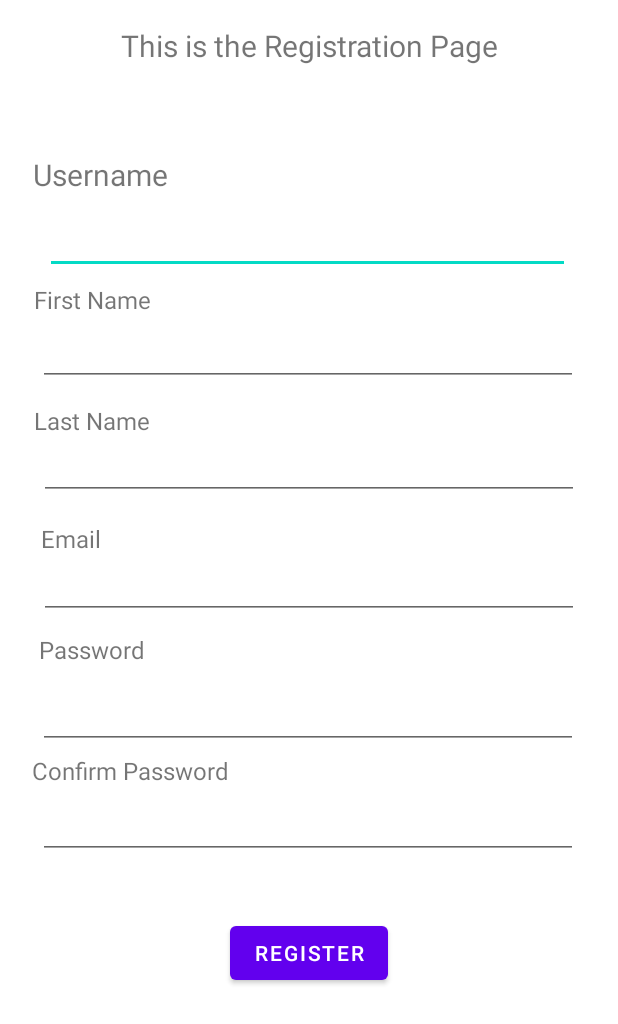
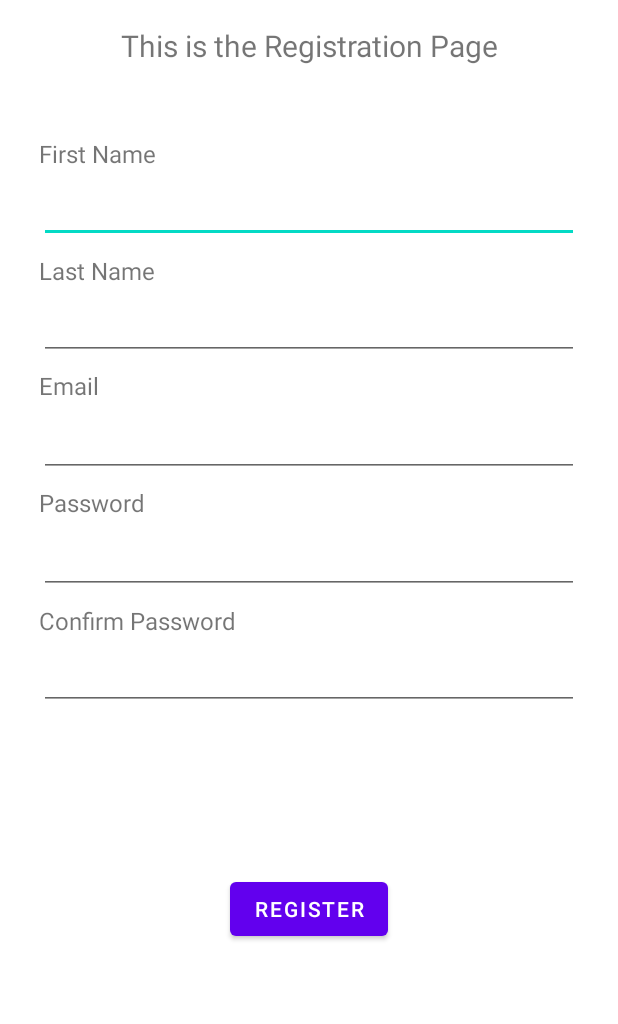
Before and after one commit to majedyousef/3130_proj, an Android app: the fragment RegFragment shown on its own in the app's theme, on a phone screen of 412 x 824 dp. Shown: the top 1024 px of the screen. Run offline under Robolectric (Android 15) with nearby library versions, the phone set to English and light mode, and no system bars.

Commit message:
Revert "Merge branch 'register' into 'main'"
This reverts merge request !3

```diff
--- a/app/src/main/java/com/example/csci3130project/ui/register/RegFragment.java
+++ b/app/src/main/java/com/example/csci3130project/ui/register/RegFragment.java
@@ -1,76 +1,30 @@
 package com.example.csci3130project.ui.register;
 
-import android.content.Intent;
 import android.os.Bundle;
-import android.view.Gravity;
 import android.view.LayoutInflater;
 import android.view.View;
 import android.view.ViewGroup;
-import android.widget.Button;
-import android.widget.EditText;
 import android.widget.TextView;
-import android.widget.Toast;
-
 import androidx.annotation.NonNull;
 import androidx.annotation.Nullable;
 import androidx.fragment.app.Fragment;
 import androidx.lifecycle.Observer;
 import androidx.lifecycle.ViewModelProvider;
 
-import com.example.csci3130project.DatabaseUser;
-import com.example.csci3130project.MainActivity;
-import com.example.csci3130project.R;
-import com.example.csci3130project.User;
 import com.example.csci3130project.databinding.FragmentRegBinding;
 
 public class RegFragment extends Fragment {
 
     private RegViewModel regViewModel;
-    private FragmentRegBinding binding;
-    private Button regBtn;
-    EditText fname, lname, editEmail, password, password2, username;
+private FragmentRegBinding binding;
 
     public View onCreateView(@NonNull LayoutInflater inflater,
             ViewGroup container, Bundle savedInstanceState) {
-        regViewModel = new ViewModelProvider(this).get(RegViewModel.class);
+        regViewModel =
+                new ViewModelProvider(this).get(RegViewModel.class);
 
     binding = FragmentRegBinding.inflate(inflater, container, false);
     View root = binding.getRoot();
-
-        regBtn = root.findViewById(R.id.regBtn);
-        fname = root.findViewById(R.id.editRegFname);
-        lname = root.findViewById(R.id.editRegLName);
-        editEmail = root.findViewById(R.id.editRegEmail);
-        password = root.findViewById(R.id.editRegPass);
-        password2 = root.findViewById(R.id.editRegPassConfirm);
-        username = root.findViewById(R.id.editUserName);
-
-        regBtn.setOnClickListener(new View.OnClickListener() {
-
-            public void onClick(View v) {
-
-                String email = editEmail.getText().toString().trim();
-                String pass = password.getText().toString().trim();
-                String pass2 = password2.getText().toString().trim();
-                String firstName = fname.getText().toString().trim();
-                String lastName = lname.getText().toString().trim();
-                String uName = username.getText().toString().trim();
-                User user = new User(firstName, lastName, email, uName, pass);
-                DatabaseUser db = new DatabaseUser();
-
-                if (pass.equals(pass2)) {
-                    db.add(user).addOnSuccessListener(suc -> {
-                        Toast.makeText(getActivity(), "Data Inserted Successfully", Toast.LENGTH_SHORT).show();
-                    }).addOnFailureListener(fal -> {
-                        Toast.makeText(getActivity(), "Data Insertion failed", Toast.LENGTH_SHORT).show();
-                    });
-                }
-
-
-            }
-
-
-        });
 
         final TextView textView = binding.textReg;
         regViewModel.getText().observe(getViewLifecycleOwner(), new Observer<String>() {
--- a/app/src/main/res/layout/activity_main.xml
+++ b/app/src/main/res/layout/activity_main.xml
@@ -4,7 +4,7 @@
     xmlns:tools="http://schemas.android.com/tools"
     android:layout_width="match_parent"
     android:layout_height="match_parent"
-    tools:context=".RegisterActivity">
+    tools:context=".MainActivity">
 
     <TextView
         android:layout_width="wrap_content"
--- a/app/src/main/res/layout/fragment_login.xml
+++ b/app/src/main/res/layout/fragment_login.xml
@@ -1,10 +1,11 @@
 <?xml version="1.0" encoding="utf-8"?>
-<androidx.constraintlayout.widget.ConstraintLayout xmlns:android="http://schemas.android.com/apk/res/android"
+<androidx.constraintlayout.widget.ConstraintLayout
+    xmlns:android="http://schemas.android.com/apk/res/android"
     xmlns:app="http://schemas.android.com/apk/res-auto"
     xmlns:tools="http://schemas.android.com/tools"
     android:layout_width="match_parent"
     android:layout_height="match_parent"
-    tools:context=".ui.login.LoginFragment">
+    tools:context=".ui.login.LoginFragment" >
 
     <TextView
         android:id="@+id/text_login"
--- a/app/src/main/res/layout/fragment_reg.xml
+++ b/app/src/main/res/layout/fragment_reg.xml
@@ -1,38 +1,11 @@
 <?xml version="1.0" encoding="utf-8"?>
-<androidx.constraintlayout.widget.ConstraintLayout xmlns:android="http://schemas.android.com/apk/res/android"
+<androidx.constraintlayout.widget.ConstraintLayout
+    xmlns:android="http://schemas.android.com/apk/res/android"
     xmlns:app="http://schemas.android.com/apk/res-auto"
     xmlns:tools="http://schemas.android.com/tools"
     android:layout_width="match_parent"
     android:layout_height="match_parent"
-    tools:context=".ui.register.RegFragment">
-
-
-    <TextView
-        android:id="@+id/userName"
-        android:layout_width="98dp"
-        android:layout_height="34dp"
-        android:text="Username"
-        android:textSize="20sp"
-        app:layout_constraintBottom_toBottomOf="parent"
-        app:layout_constraintEnd_toEndOf="parent"
-        app:layout_constraintHorizontal_bias="0.07"
-        app:layout_constraintStart_toStartOf="parent"
-        app:layout_constraintTop_toTopOf="parent"
-        app:layout_constraintVertical_bias="0.13" />
-
-    <EditText
-        android:id="@+id/editUserName"
-        android:layout_width="350dp"
-        android:layout_height="50dp"
-        android:ems="10"
-        android:inputType="textPersonName"
-        android:minHeight="48dp"
-        app:layout_constraintBottom_toBottomOf="parent"
-        app:layout_constraintEnd_toEndOf="parent"
-        app:layout_constraintHorizontal_bias="0.481"
-        app:layout_constraintStart_toStartOf="parent"
-        app:layout_constraintTop_toTopOf="parent"
-        app:layout_constraintVertical_bias="0.171" />
+    tools:context=".ui.register.RegFragment" >
 
     <TextView
         android:id="@+id/text_reg"
@@ -58,24 +31,23 @@
         android:textSize="16sp"
         app:layout_constraintBottom_toBottomOf="parent"
         app:layout_constraintEnd_toEndOf="parent"
-        app:layout_constraintHorizontal_bias="0.068"
+        app:layout_constraintHorizontal_bias="0.078"
         app:layout_constraintStart_toStartOf="parent"
         app:layout_constraintTop_toTopOf="parent"
-        app:layout_constraintVertical_bias="0.235" />
+        app:layout_constraintVertical_bias="0.114" />
 
     <EditText
         android:id="@+id/editRegFname"
         android:layout_width="360dp"
-        android:layout_height="48dp"
+        android:layout_height="45dp"
         android:ems="10"
         android:inputType="textPersonName"
         app:layout_constraintBottom_toBottomOf="parent"
         app:layout_constraintEnd_toEndOf="parent"
-        app:layout_constraintHorizontal_bias="0.491"
+        app:layout_constraintHorizontal_bias="0.5"
         app:layout_constraintStart_toStartOf="parent"
         app:layout_constraintTop_toTopOf="parent"
-        app:layout_constraintVertical_bias="0.27"
-        tools:ignore="SpeakableTextPresentCheck" />
+        app:layout_constraintVertical_bias="0.15" />
 
     <TextView
         android:id="@+id/regLname"
@@ -85,10 +57,10 @@
         android:textSize="16sp"
         app:layout_constraintBottom_toBottomOf="parent"
         app:layout_constraintEnd_toEndOf="parent"
-        app:layout_constraintHorizontal_bias="0.068"
+        app:layout_constraintHorizontal_bias="0.078"
         app:layout_constraintStart_toStartOf="parent"
         app:layout_constraintTop_toTopOf="parent"
-        app:layout_constraintVertical_bias="0.336" />
+        app:layout_constraintVertical_bias="0.211" />
 
     <EditText
         android:id="@+id/editRegLName"
@@ -99,10 +71,10 @@
         android:minHeight="48dp"
         app:layout_constraintBottom_toBottomOf="parent"
         app:layout_constraintEnd_toEndOf="parent"
-        app:layout_constraintHorizontal_bias="0.498"
+        app:layout_constraintHorizontal_bias="0.5"
         app:layout_constraintStart_toStartOf="parent"
         app:layout_constraintTop_toTopOf="parent"
-        app:layout_constraintVertical_bias="0.37" />
+        app:layout_constraintVertical_bias="0.25" />
 
     <TextView
         android:id="@+id/regEmail"
@@ -112,10 +84,10 @@
         android:textSize="16sp"
         app:layout_constraintBottom_toBottomOf="parent"
         app:layout_constraintEnd_toEndOf="parent"
-        app:layout_constraintHorizontal_bias="0.073"
+        app:layout_constraintHorizontal_bias="0.07"
         app:layout_constraintStart_toStartOf="parent"
         app:layout_constraintTop_toTopOf="parent"
-        app:layout_constraintVertical_bias="0.434" />
+        app:layout_constraintVertical_bias="0.307" />
 
     <EditText
         android:id="@+id/editRegEmail"
@@ -125,10 +97,10 @@
         android:inputType="textEmailAddress"
         app:layout_constraintBottom_toBottomOf="parent"
         app:layout_constraintEnd_toEndOf="parent"
-        app:layout_constraintHorizontal_bias="0.501"
+        app:layout_constraintHorizontal_bias="0.5"
         app:layout_constraintStart_toStartOf="parent"
         app:layout_constraintTop_toTopOf="parent"
-        app:layout_constraintVertical_bias="0.472" />
+        app:layout_constraintVertical_bias="0.35" />
 
     <TextView
         android:id="@+id/regPass"
@@ -138,23 +110,23 @@
         android:textSize="16sp"
         app:layout_constraintBottom_toBottomOf="parent"
         app:layout_constraintEnd_toEndOf="parent"
-        app:layout_constraintHorizontal_bias="0.075"
+        app:layout_constraintHorizontal_bias="0.093"
         app:layout_constraintStart_toStartOf="parent"
         app:layout_constraintTop_toTopOf="parent"
-        app:layout_constraintVertical_bias="0.627" />
+        app:layout_constraintVertical_bias="0.502" />
 
     <EditText
         android:id="@+id/editRegPass"
         android:layout_width="360dp"
-        android:layout_height="48dp"
+        android:layout_height="45dp"
         android:ems="10"
         android:inputType="textPassword"
         app:layout_constraintBottom_toBottomOf="parent"
         app:layout_constraintEnd_toEndOf="parent"
-        app:layout_constraintHorizontal_bias="0.491"
+        app:layout_constraintHorizontal_bias="0.5"
         app:layout_constraintStart_toStartOf="parent"
         app:layout_constraintTop_toTopOf="parent"
-        app:layout_constraintVertical_bias="0.582" />
+        app:layout_constraintVertical_bias="0.45" />
 
     <TextView
         android:id="@+id/regPassConfirm"
@@ -164,10 +136,10 @@
         android:textSize="16sp"
         app:layout_constraintBottom_toBottomOf="parent"
         app:layout_constraintEnd_toEndOf="parent"
-        app:layout_constraintHorizontal_bias="0.077"
+        app:layout_constraintHorizontal_bias="0.076"
         app:layout_constraintStart_toStartOf="parent"
         app:layout_constraintTop_toTopOf="parent"
-        app:layout_constraintVertical_bias="0.526" />
+        app:layout_constraintVertical_bias="0.404" />
 
     <EditText
         android:id="@+id/editRegPassConfirm"
@@ -177,10 +149,10 @@
         android:inputType="textPassword"
         app:layout_constraintBottom_toBottomOf="parent"
         app:layout_constraintEnd_toEndOf="parent"
-        app:layout_constraintHorizontal_bias="0.491"
+        app:layout_constraintHorizontal_bias="0.5"
         app:layout_constraintStart_toStartOf="parent"
         app:layout_constraintTop_toTopOf="parent"
-        app:layout_constraintVertical_bias="0.677" />
+        app:layout_constraintVertical_bias="0.55" />
 
     <Button
         android:id="@+id/regBtn"
@@ -189,8 +161,8 @@
         android:text="Register"
         app:layout_constraintBottom_toBottomOf="parent"
         app:layout_constraintEnd_toEndOf="parent"
-        app:layout_constraintHorizontal_bias="0.499"
+        app:layout_constraintHorizontal_bias="0.5"
         app:layout_constraintStart_toStartOf="parent"
         app:layout_constraintTop_toTopOf="parent"
-        app:layout_constraintVertical_bias="0.788" />
+        app:layout_constraintVertical_bias="0.75" />
 </androidx.constraintlayout.widget.ConstraintLayout>
```
Also changed, not shown: app/src/main/AndroidManifest.xml (+7 -12 lines), app/src/main/java/com/example/csci3130project/DatabaseUser.java (deleted, +0 -28 lines), app/src/main/java/com/example/csci3130project/User.java (deleted, +0 -117 lines).
